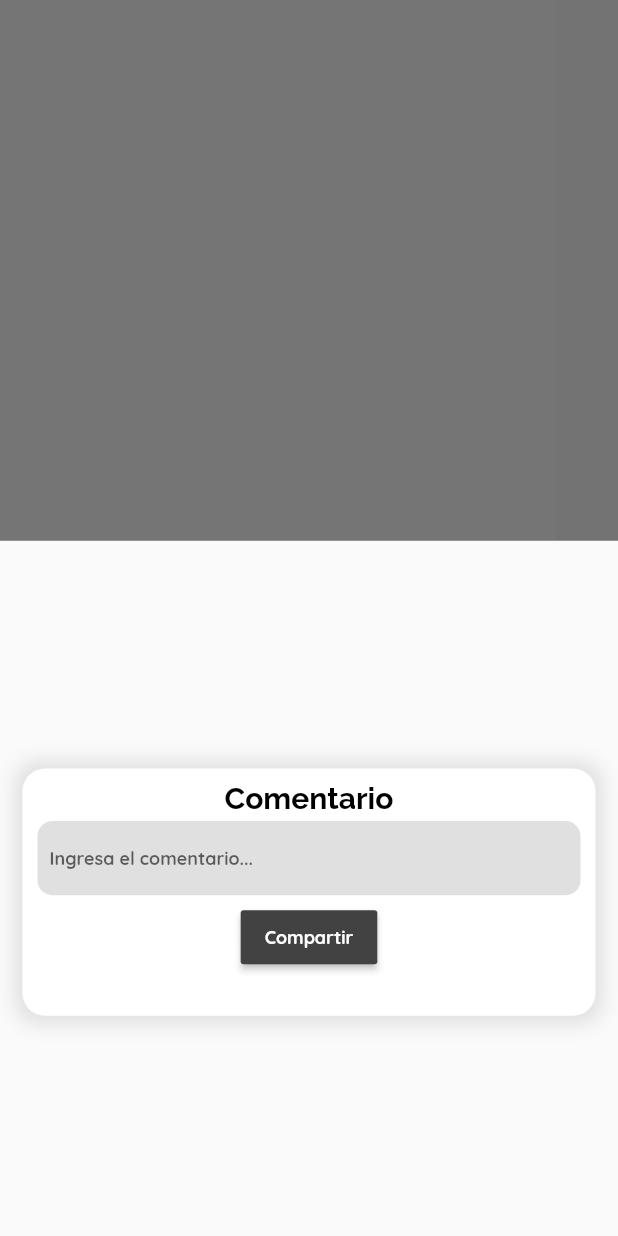
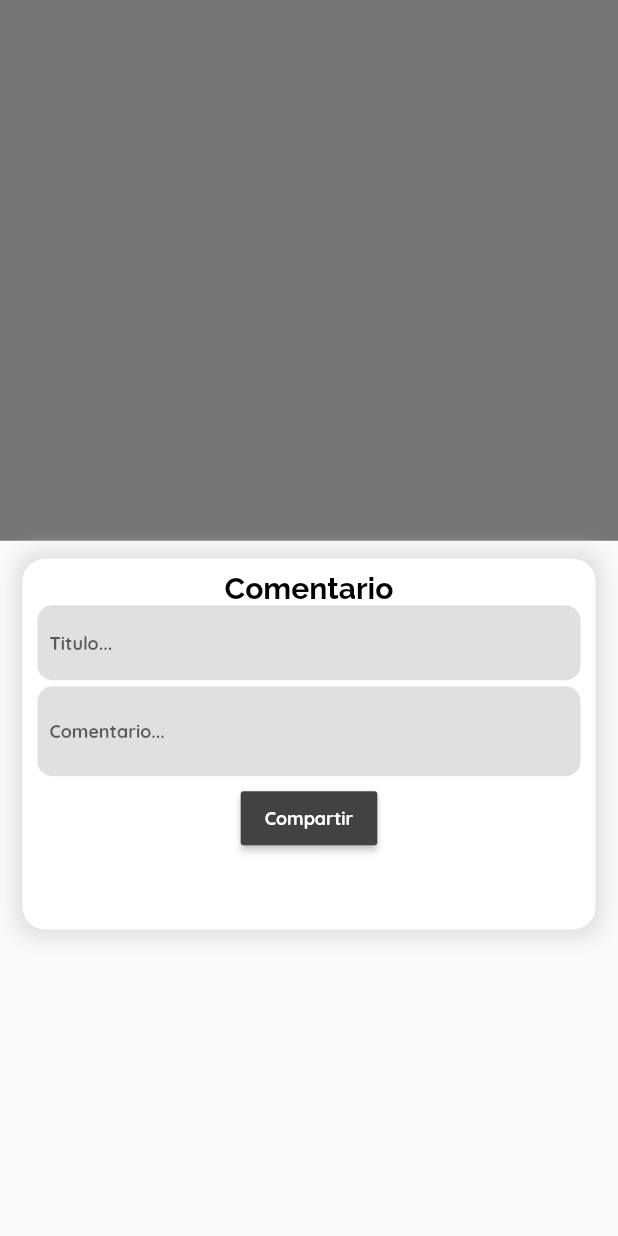
Before and after one commit to Emperor-Group/gingersystem, a Flutter app: the CommentOverviewList widget shown alone on an empty page, opened directly with empty values, after a tap on the "add" icon, on a phone screen of 412 x 824 dp. Run offline on Flutter 3.47's test engine with Material 2 defaults, Android fonts, the phone set to English and light mode, and no system bars; our stand-ins replace liquid_progress_indicator, shared_preferences; accounts and stored records are empty; network calls fail.

Commit message:
fix botones y agregar comentario

```diff
--- a/lib/widgets/comment_overview_list.dart
+++ b/lib/widgets/comment_overview_list.dart
@@ -27,19 +27,24 @@ class _CommentOverviewListState extends State<CommentOverviewList> {
     super.didChangeDependencies();
   }
 
-  void addComment(BuildContext context, bool checkingFlight, bool success) {
+  void addComment(BuildContext context, bool checkingFlight, bool success,
+      Comment commentManager) {
     final deviceSize = MediaQuery.of(context).size;
+    TextEditingController tec1 = new TextEditingController();
+    TextEditingController tec2 = new TextEditingController();
     showModalBottomSheet(
         context: context,
         builder: (_) {
           return Container(
-            margin: const EdgeInsets.only(top: 5, left: 15, right: 15),
+            height: deviceSize.height,
+            margin: const EdgeInsets.only(left: 15, right: 15),
+            padding: EdgeInsets.only(top: 12),
             child: Column(
                 mainAxisSize: MainAxisSize.max,
-                mainAxisAlignment: MainAxisAlignment.center,
+                mainAxisAlignment: MainAxisAlignment.start,
                 children: [
                   Container(
-                    height: deviceSize.height * 0.2,
+                    height: deviceSize.height * 0.3,
                     decoration: BoxDecoration(
                         color: Colors.white,
                         borderRadius: BorderRadius.all(Radius.circular(15)),
@@ -59,7 +64,33 @@ class _CommentOverviewListState extends State<CommentOverviewList> {
                           ),
                         ),
                         Container(
-                            height: deviceSize.height * 0.06,
+                          height: 50,
+                          alignment: Alignment.center,
+                          padding: const EdgeInsets.symmetric(
+                              horizontal: 8, vertical: 0),
+                          margin: const EdgeInsets.symmetric(
+                              horizontal: 10, vertical: 0),
+                          decoration: BoxDecoration(
+                              color: Colors.grey[300],
+                              borderRadius: BorderRadius.circular(10)),
+                          child: Column(
+                            mainAxisAlignment: MainAxisAlignment.center,
+                            children: <Widget>[
+                              TextField(
+                                decoration: InputDecoration.collapsed(
+                                  hintText: 'Titulo...',
+                                ),
+                                style: Theme.of(context).textTheme.bodyText2,
+                                autofocus: false,
+                                maxLines: null,
+                                keyboardType: TextInputType.text,
+                                controller: tec1,
+                              ),
+                            ],
+                          ),
+                        ),
+                        Container(
+                          height: 60,
                           alignment: Alignment.center,
                           padding: const EdgeInsets.symmetric(
                               horizontal: 8, vertical: 0),
@@ -70,16 +101,23 @@ class _CommentOverviewListState extends State<CommentOverviewList> {
                               borderRadius: BorderRadius.circular(10)),
                           child: TextField(
                             decoration: InputDecoration.collapsed(
-                                hintText: 'Ingresa el comentario...',
+                              hintText: 'Comentario...',
                             ),
                             style: Theme.of(context).textTheme.bodyText2,
-                            )),
+                            autofocus: false,
+                            maxLines: null,
+                            keyboardType: TextInputType.text,
+                            controller: tec2,
+                          ),
+                        ),
                         !checkingFlight
                             ? MaterialButton(
                                 color: Colors.grey[800],
                                 onPressed: () async {
                                   setState(() {
                                     checkingFlight = true;
+                                    commentManager.addComment(
+                                        idQuest, idIdea, tec1.text, tec2.text);
                                   });
                                   await Future.delayed(Duration(seconds: 1));
                                   setState(() {
@@ -116,9 +154,9 @@ class _CommentOverviewListState extends State<CommentOverviewList> {
     final deviceSize = MediaQuery.of(context).size;
     final Comment commentManager = Provider.of<Comment>(context);
     final List<Comment> comments = commentManager.comments;
-    return Container(
-      height: deviceSize.height,
-      width: deviceSize.width * 0.9,
+    return Expanded(
+      child: Container(
+        width: deviceSize.width,
         color: Colors.white,
         child: Stack(
           children: <Widget>[
@@ -147,12 +185,14 @@ class _CommentOverviewListState extends State<CommentOverviewList> {
                       ),
                       backgroundColor: Colors.deepOrange,
                       onPressed: () {
-                      addComment(context, checkingFlight, success);
+                        addComment(
+                            context, checkingFlight, success, commentManager);
                       }),
                 ],
               ),
             ),
           ],
+        ),
       ),
     );
   }
```
Also changed, not shown: lib/providers/comment.dart (+8 -5 lines), lib/screens/idea_detail_screen.dart (+12 -4 lines). Lines whose indentation alone changed are shown as unchanged.
